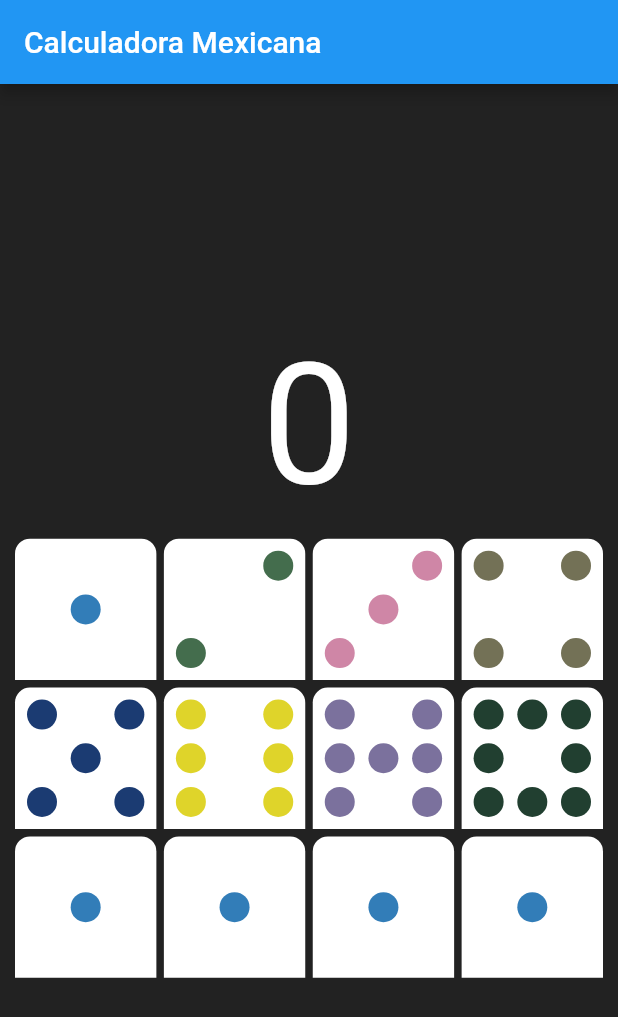
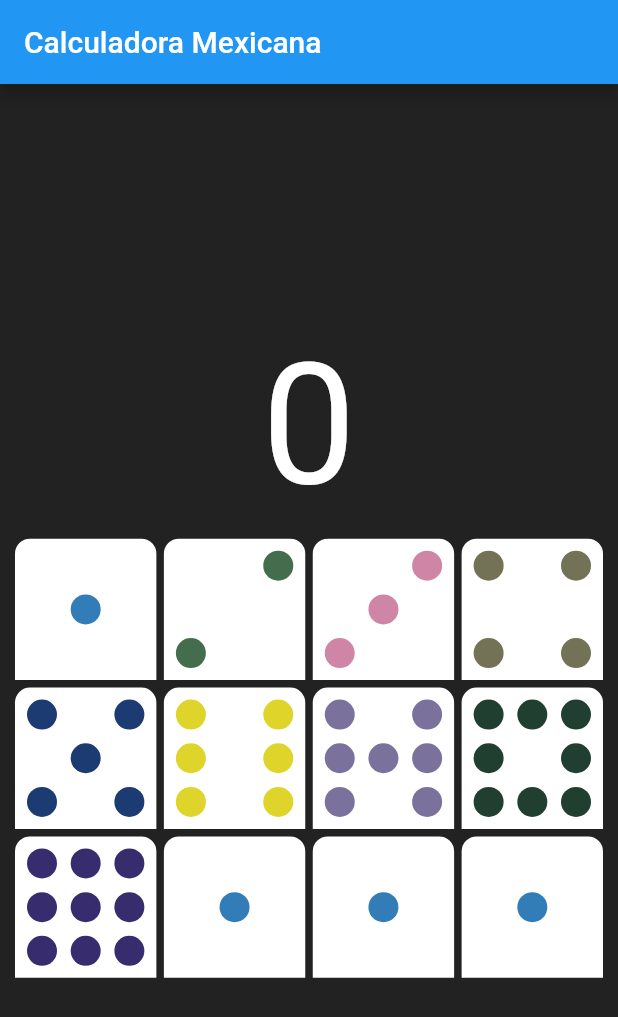
Before and after one commit to esron/mexican_calculator, a Flutter app: the screen it shows after launch, on a phone screen of 412 x 824 dp. Shown: the top 1017 px of the screen. Run offline on Flutter 3.47's test engine with Material 2 defaults, Android fonts, the light colour scheme and no system bars.

Commit message:
adds domino nine

```diff
--- a/lib/widgets/domino_piece.dart
+++ b/lib/widgets/domino_piece.dart
@@ -18,7 +18,7 @@ class DominoPiece extends StatelessWidget {
       new DominoSix(),
       new DominoSeven(),
       new DominoEight(),
-      new DominoOne(),
+      new DominoNine(),
       new DominoOne(),
       new DominoOne(),
       new DominoOne(),
@@ -545,3 +545,105 @@ class DominoEight extends StatelessWidget {
     );
   }
 }
+
+class DominoNine extends StatelessWidget {
+  const DominoNine({
+    Key key,
+  }) : super(key: key);
+
+  @override
+  Widget build(BuildContext context) {
+    return Row(
+      mainAxisAlignment: MainAxisAlignment.spaceBetween,
+      children: <Widget>[
+        Column(
+          mainAxisAlignment: MainAxisAlignment.spaceBetween,
+          children: <Widget>[
+            Container(
+              height: 20,
+              width: 20,
+              decoration: BoxDecoration(
+                color: Color(0xFF372c6d),
+                shape: BoxShape.circle,
+              ),
+            ),
+            Container(
+              height: 20,
+              width: 20,
+              decoration: BoxDecoration(
+                color: Color(0xFF372c6d),
+                shape: BoxShape.circle,
+              ),
+            ),
+            Container(
+              height: 20,
+              width: 20,
+              decoration: BoxDecoration(
+                color: Color(0xFF372c6d),
+                shape: BoxShape.circle,
+              ),
+            ),
+          ],
+        ),
+        Column(
+          mainAxisAlignment: MainAxisAlignment.spaceBetween,
+          children: <Widget>[
+            Container(
+              height: 20,
+              width: 20,
+              decoration: BoxDecoration(
+                color: Color(0xFF372c6d),
+                shape: BoxShape.circle,
+              ),
+            ),
+            Container(
+              height: 20,
+              width: 20,
+              decoration: BoxDecoration(
+                color: Color(0xFF372c6d),
+                shape: BoxShape.circle,
+              ),
+            ),
+            Container(
+              height: 20,
+              width: 20,
+              decoration: BoxDecoration(
+                color: Color(0xFF372c6d),
+                shape: BoxShape.circle,
+              ),
+            ),
+          ],
+        ),
+        Column(
+          mainAxisAlignment: MainAxisAlignment.spaceBetween,
+          children: <Widget>[
+            Container(
+              height: 20,
+              width: 20,
+              decoration: BoxDecoration(
+                color: Color(0xFF372c6d),
+                shape: BoxShape.circle,
+              ),
+            ),
+            Container(
+              height: 20,
+              width: 20,
+              decoration: BoxDecoration(
+                color: Color(0xFF372c6d),
+                shape: BoxShape.circle,
+              ),
+            ),
+            Container(
+              height: 20,
+              width: 20,
+              decoration: BoxDecoration(
+                color: Color(0xFF372c6d),
+                shape: BoxShape.circle,
+              ),
+            ),
+          ],
+        ),
+      ],
+    );
+  }
+}
```
